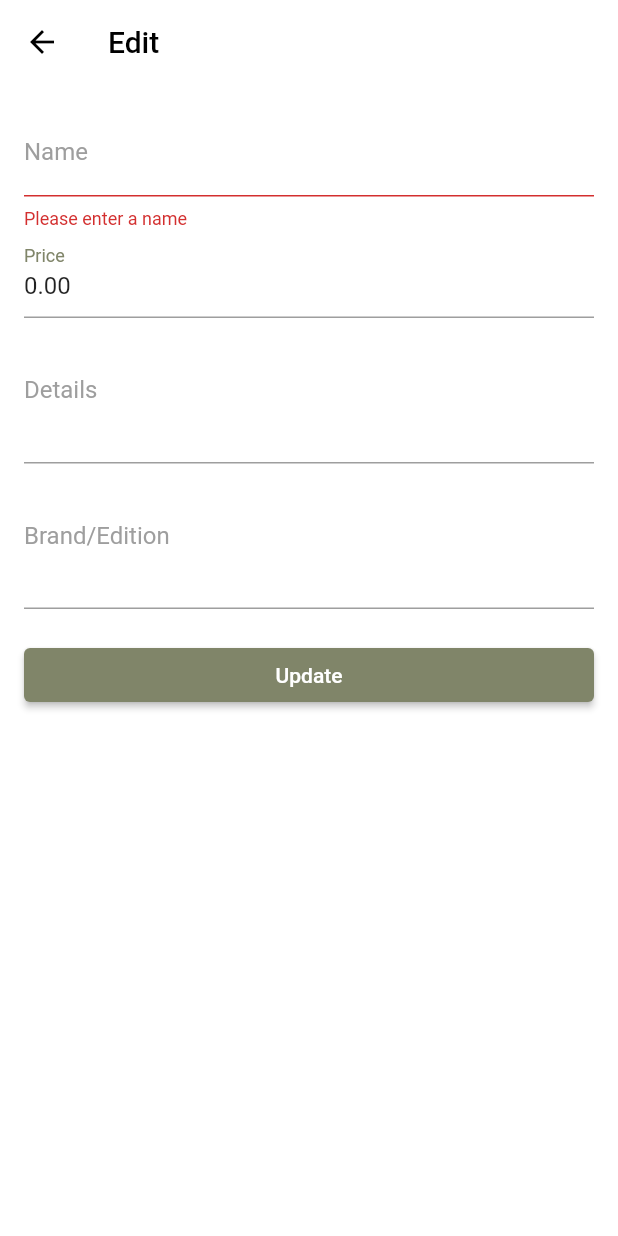
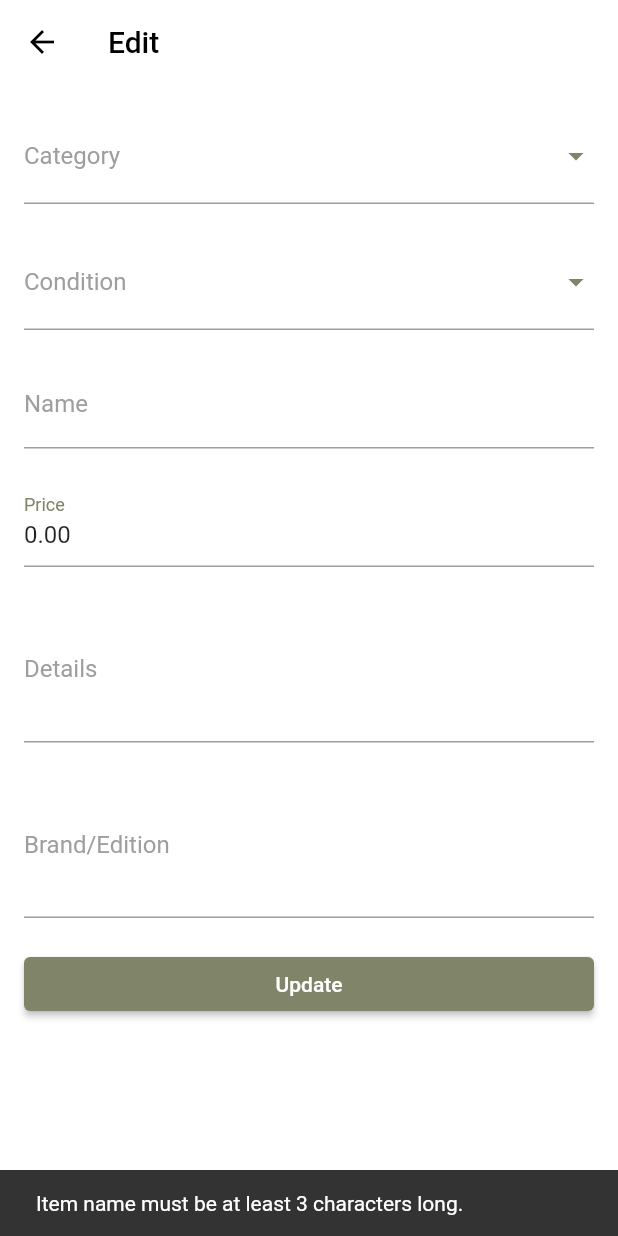
Before and after one commit to kyyyy516/Unithrift, a Flutter app: the EditProductPage screen opened directly with empty values, after a tap on "Update", on a phone screen of 412 x 824 dp. Run offline on Flutter 3.47's test engine with Material 3 defaults, Android fonts, the phone set to English and light mode, and no system bars; our stand-ins replace carousel_slider, chewie, cloud_firestore, file_picker, firebase_auth, firebase_core and 7 more; accounts and stored records are empty.

Commit message:
upload, edit, delete, unavailable (except medias)

```diff
--- a/lib/navigation bar/bottom_navbar.dart
+++ b/lib/navigation bar/bottom_navbar.dart
@@ -5,7 +5,7 @@ import 'package:unithrift/cart/cart.dart';
 import 'package:unithrift/homepage.dart';
 import 'package:unithrift/notification_page.dart';
 import 'package:unithrift/sell/account_test.dart';
-import 'package:unithrift/sell/product_test.dart';
+//import 'package:unithrift/sell/product_test.dart';
 //import 'package:unithrift/sell/try_upload.dart';
 //import 'package:unithrift/sell/upload_main.dart';
 import '../explore/explore.dart';
@@ -18,7 +18,7 @@ const List<Widget> pages = <Widget>[
   MainUploadPage(),
   Cart(true),
   //Text('Account Page'),
-  AccountInfo(),
+  AccountPage(),
 ];
 
 void commonNavigate(BuildContext context, int index) {
@@ -55,7 +55,7 @@ void commonNavigate(BuildContext context, int index) {
         context,
         MaterialPageRoute(
           builder: (context) =>
-              const AccountInfo(), // Replace with your account page;
+              const AccountPage(), // Replace with your account page;
         ),
       );
       break;
--- a/lib/sell/account_test.dart
+++ b/lib/sell/account_test.dart
@@ -4,8 +4,8 @@ import 'package:video_player/video_player.dart';
 import 'package:chewie/chewie.dart';
 import 'dart:math' show min; // Add this import at the top
 import 'package:unithrift/firestore_service.dart';
-import '../sell/edit_test.dart';
-import '../sell/all_product.dart';
+// import '../sell/edit_test.dart';
+import '../sell/my_listing.dart';
 
 
 
--- a/lib/sell/edit/edit_feature.dart
+++ b/lib/sell/edit/edit_feature.dart
@@ -27,6 +27,26 @@ class _EditProductPageState extends State<EditProductPage> {
   bool _isLoading = true;
   Map<String, dynamic>? _productData;
 
+  // Categories list
+  final List<String> _categories = [
+    'Books',
+    'Clothes',
+    'Furniture',
+    'Electronics',
+    'Others'  // zx
+  ];
+
+  // Condition
+  final List<String> _conditions = [
+    'New',
+    'Like New',
+    'Gently Used',
+    'Well-Worn',
+    'Repair'
+  ];
+
+
+
   late TextEditingController _nameController;
   late TextEditingController _priceController;
   late TextEditingController _detailsController;
@@ -50,6 +70,66 @@ class _EditProductPageState extends State<EditProductPage> {
     _detailsController = TextEditingController();
     _brandController = TextEditingController();
     _fetchProductData();
+  }
+
+  bool _validateDetails() {
+
+    // Name length validation
+    final name = _nameController.text.trim();
+    if (name.length < 3) {
+      ScaffoldMessenger.of(context).showSnackBar(
+        const SnackBar(
+            content: Text('Item name must be at least 3 characters long.')),
+      );
+      return false;
+    }
+
+    if (name.length > 100) {
+      ScaffoldMessenger.of(context).showSnackBar(
+        const SnackBar(
+            content: Text('Item name must be less than 100 characters.')),
+      );
+      return false;
+    }
+
+    // Details length validation
+    final details = _detailsController.text.trim();
+    if (details.isNotEmpty && details.length > 500) {
+      ScaffoldMessenger.of(context).showSnackBar(
+        const SnackBar(
+            content: Text('Item details must be less than 500 characters.')),
+      );
+      return false;
+    }
+
+
+    // Price validation with more specific conditions
+    final price = double.tryParse(_priceController.text.trim());
+    if (price == null) {
+      ScaffoldMessenger.of(context).showSnackBar(
+        const SnackBar(
+            content: Text('Invalid price. Please enter a valid number.')),
+      );
+      return false;
+    }
+
+    // Price range validation
+    if (price <= 0) {
+      ScaffoldMessenger.of(context).showSnackBar(
+        const SnackBar(content: Text('Price must be greater than 0.')),
+      );
+      return false;
+    }
+
+    if (price > 1000000) {
+      ScaffoldMessenger.of(context).showSnackBar(
+        const SnackBar(
+            content: Text('Price is too high. Maximum price is 1,000,000.')),
+      );
+      return false;
+    }
+
+    return true;
   }
 
     Future<void> _fetchProductData() async {
@@ -92,7 +172,7 @@ class _EditProductPageState extends State<EditProductPage> {
     } catch (e) {
       if (mounted) {
         ScaffoldMessenger.of(context).showSnackBar(
-          SnackBar(content: Text('Error loading product: $e')),
+          SnackBar(content: Text('Error loading item: $e')),
         );
         Navigator.pop(context);
       }
@@ -109,6 +189,10 @@ class _EditProductPageState extends State<EditProductPage> {
   }
 
   Future<void> _updateProduct() async {
+    if (!_validateDetails()) {
+        return;
+    }
+
     if (!_formKey.currentState!.validate()) return;
 
     // Check if any changes were made
@@ -145,15 +229,15 @@ class _EditProductPageState extends State<EditProductPage> {
 
       if (mounted) {
         ScaffoldMessenger.of(context).showSnackBar(
-          const SnackBar(content: Text('Product updated successfully')),
+          const SnackBar(content: Text('Updated successfully')),
         );
-        Navigator.pop(context);
+        Navigator.pop(context, true); // Return true to indicate successful update
       }
     } catch (e) {
       setState(() => _isLoading = false);
       if (mounted) {
         ScaffoldMessenger.of(context).showSnackBar(
-          SnackBar(content: Text('Error updating product: $e')),
+          SnackBar(content: Text('Error updating item: $e')),
         );
       }
     }
@@ -174,6 +258,57 @@ class _EditProductPageState extends State<EditProductPage> {
             child: ListView(
               padding: const EdgeInsets.all(16.0),
               children: [
+                DropdownButtonFormField<String>(
+                  value: _category,
+                  iconEnabledColor: Color(0xFF808569), // Add this line to change arrow color
+                  decoration: const InputDecoration(
+                    labelText: 'Category',
+                    focusedBorder: UnderlineInputBorder(
+                      borderSide: BorderSide(color: Color(0xFF808569)),
+                    ),
+                    labelStyle: TextStyle(color: Colors.grey),
+                    floatingLabelStyle: TextStyle(color: Color(0xFF808569)),
+                  ),
+                  items: _categories.map((String category) {
+                    return DropdownMenuItem<String>(
+                      value: category,
+                      child: Text(category),
+                    );
+                  }).toList(),
+                  onChanged: (String? newValue) {
+                    setState(() {
+                      _category = newValue ?? 'Uncategorized';
+                    });
+                  },
+                ),
+                const SizedBox(height: 20),
+
+                DropdownButtonFormField<String>(
+                  value: _condition,
+                  iconEnabledColor: Color(0xFF808569),
+                  decoration: const InputDecoration(
+                    labelText: 'Condition',
+                    focusedBorder: UnderlineInputBorder(
+                      borderSide: BorderSide(color: Color(0xFF808569)),
+                    ),
+                    labelStyle: TextStyle(color: Colors.grey),
+                    floatingLabelStyle: TextStyle(color: Color(0xFF808569)),
+                  ),
+                  items: _conditions.map((String condition) {
+                    return DropdownMenuItem<String>(
+                      value: condition,
+                      child: Text(condition),
+                    );
+                  }).toList(),
+                  onChanged: (String? newValue) {
+                    setState(() {
+                      _condition = newValue ?? 'Unknown';
+                    });
+                  },
+                ),
+
+                const SizedBox(height: 20),
+
                 TextFormField(
                   controller: _nameController,
                   cursorColor: Color(0xFF808569),
@@ -190,6 +325,8 @@ class _EditProductPageState extends State<EditProductPage> {
                   validator: (value) =>
                       value?.isEmpty ?? true ? 'Please enter a name' : null,
                 ),
+
+                const SizedBox(height: 20),
                 TextFormField(
                   controller: _priceController,
                   decoration: const InputDecoration(
@@ -204,6 +341,8 @@ class _EditProductPageState extends State<EditProductPage> {
                   validator: (value) =>
                       value?.isEmpty ?? true ? 'Please enter a price' : null,
                 ),
+
+                const SizedBox(height: 20),
                 TextFormField(
                   controller: _detailsController,
                   decoration: const InputDecoration(
@@ -218,6 +357,8 @@ class _EditProductPageState extends State<EditProductPage> {
                   ),
                   maxLines: 3,
                 ),
+
+                const SizedBox(height: 20),
                 TextFormField(
                   controller: _brandController,
                   decoration: const InputDecoration(
--- a/lib/sell/my_listing.dart
+++ b/lib/sell/my_listing.dart
@@ -231,7 +231,7 @@ class _AllProductPageState extends State<AllProductPage> {
         }
 
         if (!snapshot.hasData || snapshot.data!.isEmpty) {
-          return const Center(child: Text('Your cart is empty'));
+          return const Center(child: Text('No listing'));  // zx
         }
 
         // Group items by type and seller
@@ -291,7 +291,7 @@ class _AllProductPageState extends State<AllProductPage> {
           padding: const EdgeInsets.all(8),
           gridDelegate: const SliverGridDelegateWithFixedCrossAxisCount(
             crossAxisCount: 2,
-            childAspectRatio: 0.75, // Adjust this value to control item height
+            childAspectRatio: 0.7, // Adjust this value to control item height
             crossAxisSpacing: 8,
             mainAxisSpacing: 8,
           ),
@@ -363,7 +363,7 @@ class _AllProductPageState extends State<AllProductPage> {
               Navigator.push(
                 context,
                 MaterialPageRoute(
-                  builder: (context) => ListingDetailsPage(product: item),  // Show details when click
+                  builder: (context) => ListingPage(product: item),  // Show details when click
                 ),
               );
             },
@@ -373,7 +373,7 @@ class _AllProductPageState extends State<AllProductPage> {
               children: [
                 // Image container with fixed height
                 SizedBox(
-                  height: 120,
+                  height: 130, // Increased height for larger media display
                   width: double.infinity,
                   child: ClipRRect(
                     borderRadius: const BorderRadius.vertical(top: Radius.circular(15)),
@@ -474,7 +474,7 @@ class _AllProductPageState extends State<AllProductPage> {
               onTap: () => Navigator.push(
                 context,
                 MaterialPageRoute(
-                  builder: (context) => ListingDetailsPage(product: item),
+                  builder: (context) => ListingPage(product: item),
                 ),
               ),
               child: Container(
--- a/lib/sell/publish_success.dart
+++ b/lib/sell/publish_success.dart
@@ -80,7 +80,7 @@ class _PublishSuccessfulPageState extends State<PublishSuccessfulPage> {
                 Navigator.push(
                   context,
                   MaterialPageRoute(
-                    builder: (context) => ListingDetailsPage(
+                    builder: (context) => ListingPage(
                       product: docSnapshot.data()!,
                     ),
                   ),
```
Also changed, not shown: lib/sell/feature_upload.dart (+6 -10 lines), lib/sell/listing_details.dart (+247 -160 lines).
